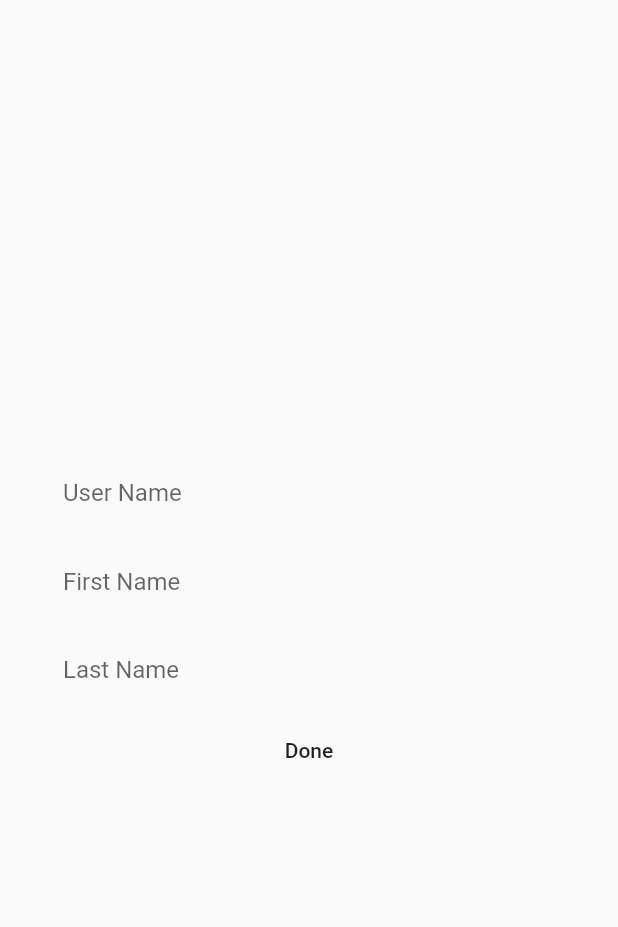
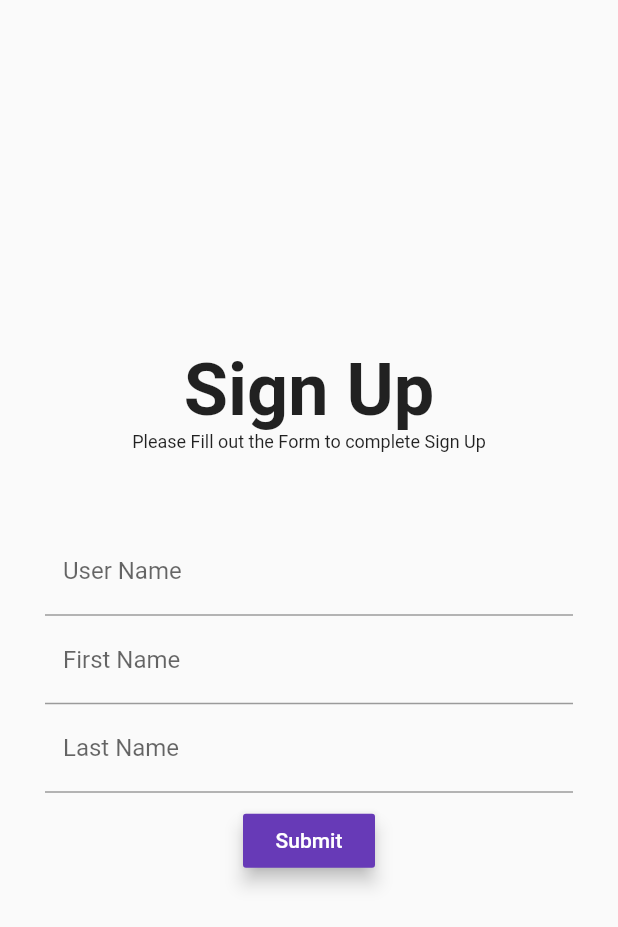
Before and after one commit to shlemph/Saturn-Flutter, a Flutter app: the ProfileForm screen opened by its route, on a phone screen of 412 x 824 dp. Shown: the top 927 px of the screen. Run offline on Flutter 3.47's test engine with Material 2 defaults, Android fonts, the phone set to English and light mode, and no system bars; our stand-ins replace cached_network_image, dio, flutter_secure_storage, shared_preferences; missing offline and left inert: async_loader, flutter_fetch_widget; accounts and stored records are empty; network calls fail.

```diff
--- a/lib/screens/ProfileForm.dart
+++ b/lib/screens/ProfileForm.dart
@@ -43,6 +43,16 @@ class ProfileFormState extends State<ProfileForm> {
           child: new Column(
             mainAxisAlignment: MainAxisAlignment.center,
             children: <Widget>[
+              new Text("Sign Up", style: new TextStyle(
+                fontSize: 48.0,
+                fontWeight: FontWeight.bold
+              ),),
+              new Padding(
+                padding: const EdgeInsets.only(bottom: 50.0),
+                child: new Text("Please Fill out the Form to complete Sign Up", style: new TextStyle(
+                  fontSize: 12.0,
+                ),),
+              ),
               new Form(
                 key: formKey,
                 child: new Column(
@@ -53,7 +63,7 @@ class ProfileFormState extends State<ProfileForm> {
                       decoration: new InputDecoration(
                           labelText: 'User Name',
                           contentPadding: new EdgeInsets.all(12.0),
-                          border: InputBorder.none),
+                           ),
                     ),
                     new TextFormField(
                       onSaved: (val) => _firstName = val,
@@ -61,7 +71,7 @@ class ProfileFormState extends State<ProfileForm> {
                       decoration: new InputDecoration(
                           labelText: 'First Name',
                           contentPadding: new EdgeInsets.all(12.0),
-                          border: InputBorder.none),
+                          ),
                     ),
                     new TextFormField(
                       onSaved: (val) => _lastName = val,
@@ -69,18 +79,23 @@ class ProfileFormState extends State<ProfileForm> {
                       decoration: new InputDecoration(
                         labelText: 'Last Name',
                         contentPadding: new EdgeInsets.all(12.0),
-                        border: InputBorder.none,
+
                       ),
                     ),
                   ],
                 ),
               ),
-              new MaterialButton(
-                child: Text("Done"),
-                onPressed: () {
-                  submit();
-                  Navigator.of(context).pushReplacementNamed('/HomePage');
-                },
+              new Padding(
+                padding: const EdgeInsets.all(8.0),
+                child: new MaterialButton(
+                  color: Colors.deepPurple,
+                  elevation: 5.0,
+                  child: Text("Submit", style: new TextStyle(color: Colors.white),),
+                  onPressed: () {
+                    submit();
+                    Navigator.of(context).pushReplacementNamed('/HomePage');
+                  },
+                ),
               )
             ],
           ),
@@ -95,27 +110,26 @@ class ProfileFormState extends State<ProfileForm> {
     if(form.validate()){
       form.save();
       performLogin();
-      saveInfo();
     }
   }
 
+  //This is the method for user auth
   void performLogin() async {
-    SharedPreferences prefs = await SharedPreferences.getInstance();
-    final storage = new FlutterSecureStorage();
     Dio dio = new Dio();
     var url = "https://matrix.org/_matrix/client/r0/register";
     Response response = await dio.post(url, data: {"username": "$_userName", "auth": {"type":"m.login.token"}});
     final json = convert.json.decode(response.data);
     String access_token = json['access_token'];
-    prefs.setString("access_token", access_token);
-    storage.write(key: "access_token", value: "$access_token");
-    await prefs.setBool('authState', true);
+    // await prefs.setBool('authState', true);
     print("User Signed In" + "${response.data}");
   }
 
+
+  // Ignore this for now <- OK!
   void saveInfo() {
     final storage = new FlutterSecureStorage();
     storage.write(key: "userName", value: "$_userName");
     storage.write(key: "firstName", value: "$_firstName");
     storage.write(key: "lastName", value: "$_lastName");
   }
+}
--- a/lib/screens/SignUp.dart
+++ b/lib/screens/SignUp.dart
@@ -7,7 +7,7 @@ class SignUp extends StatelessWidget {
   @override
   Widget build(BuildContext context) {
     var assetsImage = new AssetImage('assets/planet.png');
-    var image = new  Image(image: assetsImage, width: 200.0, height: 200.0,);
+    var image = new  Image(image: assetsImage, width: 250.0, height: 250.0,);
 
     return new Scaffold(
       body: new Center(
```
Also changed, not shown: lib/Homepage.dart (+48 -20 lines).
